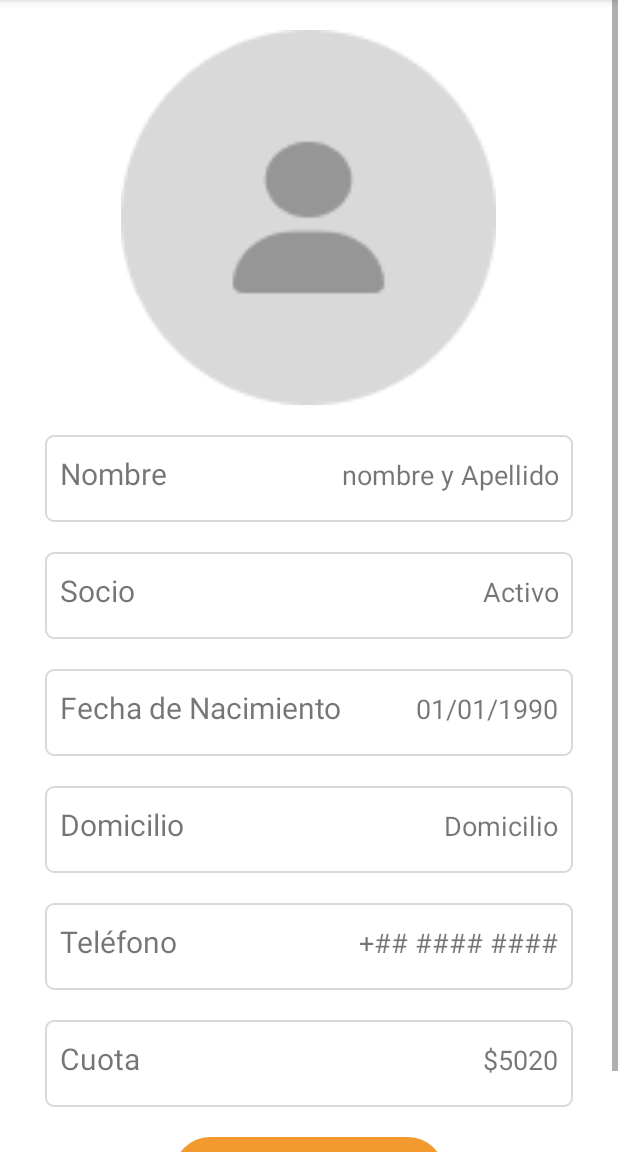
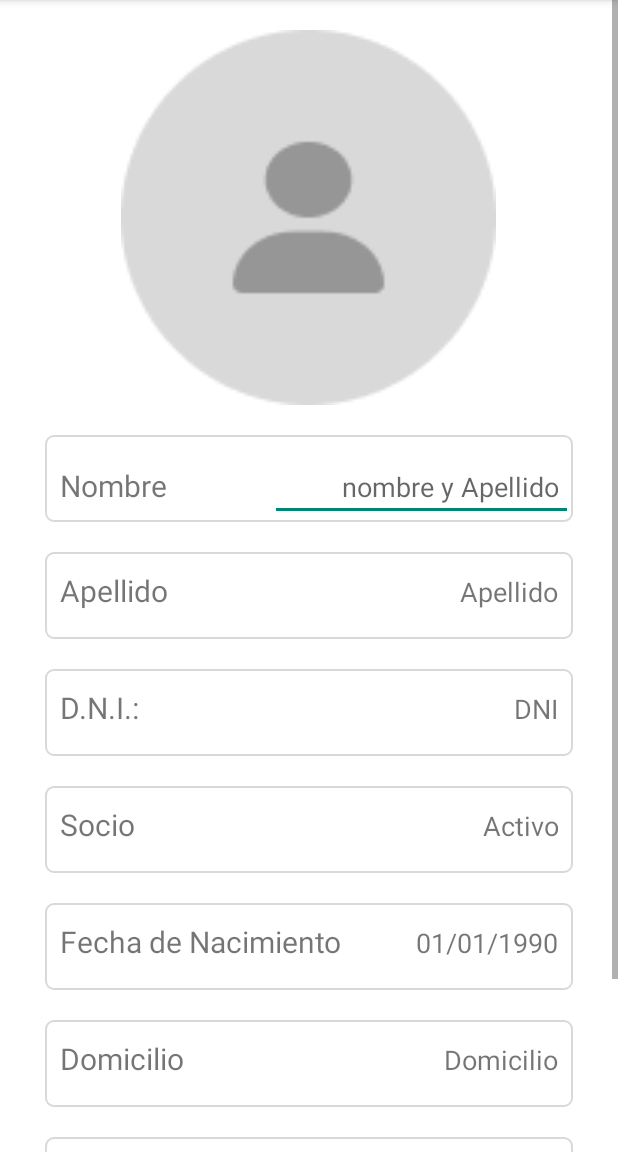
Before and after one commit to EvanaSabatella1989/Club-Deportivo, an Android app: the CrearUsuario screen opened directly, with no data from a screen before it, on a phone screen of 412 x 824 dp, the part 84-1236 px from its top. Run offline under Robolectric (Android 15) with nearby library versions, the phone set to English and light mode, and no system bars; Roboto replaces fonts that are not available here.

Commit message:
cuarto commit

```diff
--- a/Club/app/src/main/java/com/example/club/DatabaseHelper.kt
+++ b/Club/app/src/main/java/com/example/club/DatabaseHelper.kt
@@ -8,16 +8,16 @@ import com.example.club.models.Actividad
 class DatabaseHelper(context: Context): SQLiteOpenHelper(context, DATABASE_NAME, null, DATABASE_VERSION)  {
     companion object {
         private const val DATABASE_NAME = "ClubDatabase.db"
-        private const val DATABASE_VERSION = 3
+        private const val DATABASE_VERSION = 1
         private const val TABLE_USERS = "User"
         private const val COLUMN_ID = "id"
         private const val COLUMN_USERNAME = "username"
         private const val COLUMN_PASSWORD = "password"
 
-        private const val CREATE_PERSONA_TABLE = "CREATE TABLE persona " + "(idPersona INTEGER PRIMARY KEY AUTOINCREMENT, nombre TEXT, apellido TEXT, fechaNac DATE, dni INTEGER, isSocio TINYINT, aptoFisico TINYINT)"
+        private const val CREATE_PERSONA_TABLE = "CREATE TABLE persona " + "(idPersona INTEGER PRIMARY KEY AUTOINCREMENT, nombre TEXT, apellido TEXT, fechaNac DATE, dni TEXT, domicilio TEXT, telefono TEXT, isSocio TINYINT, aptoFisico TINYINT)"
         //private const val CREATE_SOCIO_TABLE = "CREATE TABLE socio " + "(idSocio INTEGER PRIMARY KEY AUTOINCREMENT, idPersona INTEGER, FOREIGN KEY (idPersona) REFERENCES persona(idPersona))"
         //private const val CREATE_NOSOCIO_TABLE = "CREATE TABLE nosocio " + "(idNoSocio INTEGER PRIMARY KEY AUTOINCREMENT, idPersona INTEGER, FOREIGN KEY (idPersona) REFERENCES persona(idPersona))"
-        private const val CREATE_CUOTA_TABLE = "CREATE TABLE cuota " + "(idCuota INTEGER PRIMARY KEY AUTOINCREMENT, idSocio INTEGER, monto FLOAT, fechaVencimiento DATE, periodo TEXT, medioPago TEXT, fechaEmision DATE, FOREIGN KEY (idPersona) REFERENCES persona(idPersona))"
+        private const val CREATE_CUOTA_TABLE = "CREATE TABLE cuota " + "(idCuota INTEGER PRIMARY KEY AUTOINCREMENT, idPersona INTEGER, monto FLOAT, fechaVencimiento DATE, periodo TEXT, medioPago TEXT, fechaEmision DATE, FOREIGN KEY (idPersona) REFERENCES persona(idPersona))"
         private const val CREATE_ACTIVIDAD_TABLE = "CREATE TABLE actividad " + "(idActividad INTEGER PRIMARY KEY AUTOINCREMENT, nombre TEXT, costo FLOAT)"
         private const val CREATE_PERSONAACTIVIDAD_TABLE = "CREATE TABLE personaactividad " + "(idPersona INTEGER, idActividad INTEGER, PRIMARY KEY (idPersona, idActividad), FOREIGN KEY (idPersona) REFERENCES persona(idPersona), FOREIGN KEY (idActividad) REFERENCES actividad(idActividad))"
     }
--- /dev/null
+++ b/Club/app/src/main/java/com/example/club/models/personaActividad.kt
@@ -0,0 +1,6 @@
+package com.example.club.models
+
+data class personaActividad (
+    val idPersona: Int,
+    val idActividad: Int
+)
--- a/Club/app/src/main/res/layout/activity_crear_usuario.xml
+++ b/Club/app/src/main/res/layout/activity_crear_usuario.xml
@@ -71,18 +71,96 @@
                     android:textSize="20sp"
                     tools:ignore="RtlSymmetry,TextSizeCheck" />
 
-                <TextView
+                <EditText
                     android:id="@+id/textView5"
                     android:layout_width="133dp"
                     android:layout_height="wrap_content"
                     android:layout_weight="1"
                     android:gravity="right"
                     android:paddingRight="10sp"
-                    android:text="@string/sin_valor_nombre"
+                    android:hint="@string/sin_valor_nombre"
                     android:textAlignment="gravity"
                     android:textSize="18sp"
                     tools:ignore="RtlHardcoded,RtlSymmetry,TextSizeCheck" />
 
+            </LinearLayout>
+
+            <LinearLayout
+                android:layout_width="match_parent"
+                android:layout_height="wrap_content"
+                android:layout_marginStart="30dp"
+                android:layout_marginTop="20dp"
+                android:layout_marginEnd="30dp"
+                android:background="@drawable/input_background"
+                android:contentDescription="TODO"
+                android:importantForAccessibility="no"
+                android:orientation="horizontal"
+                android:paddingTop="12dp"
+                app:layout_constraintEnd_toEndOf="parent"
+                app:layout_constraintStart_toStartOf="parent"
+                tools:ignore="HardcodedText,MissingConstraints,UseCompoundDrawables">
+
+                <TextView
+                    android:id="@+id/textView14"
+                    android:layout_width="wrap_content"
+                    android:layout_height="wrap_content"
+                    android:layout_weight="1"
+                    android:gravity="start"
+                    android:paddingLeft="10sp"
+                    android:text="@string/llave_apellido"
+                    android:textSize="20sp"
+                    tools:ignore="RtlSymmetry,TextSizeCheck" />
+
+                <TextView
+                    android:id="@+id/textView15"
+                    android:layout_width="158dp"
+                    android:layout_height="wrap_content"
+                    android:layout_weight="1"
+                    android:gravity="right"
+                    android:paddingRight="10sp"
+                    android:text="@string/sin_valor_apellido"
+                    android:textAlignment="gravity"
+                    android:textSize="18sp"
+                    tools:ignore="RtlHardcoded,RtlSymmetry,TextSizeCheck" />
+            </LinearLayout>
+
+            <LinearLayout
+                android:layout_width="match_parent"
+                android:layout_height="wrap_content"
+                android:layout_marginStart="30dp"
+                android:layout_marginTop="20dp"
+                android:layout_marginEnd="30dp"
+                android:background="@drawable/input_background"
+                android:contentDescription="TODO"
+                android:importantForAccessibility="no"
+                android:orientation="horizontal"
+                android:paddingTop="12dp"
+                app:layout_constraintEnd_toEndOf="parent"
+                app:layout_constraintStart_toStartOf="parent"
+                tools:ignore="HardcodedText,MissingConstraints,UseCompoundDrawables">
+
+                <TextView
+                    android:id="@+id/textView14"
+                    android:layout_width="wrap_content"
+                    android:layout_height="wrap_content"
+                    android:layout_weight="1"
+                    android:gravity="start"
+                    android:paddingLeft="10sp"
+                    android:text="@string/llave_dni"
+                    android:textSize="20sp"
+                    tools:ignore="RtlSymmetry,TextSizeCheck" />
+
+                <TextView
+                    android:id="@+id/textView15"
+                    android:layout_width="158dp"
+                    android:layout_height="wrap_content"
+                    android:layout_weight="1"
+                    android:gravity="right"
+                    android:paddingRight="10sp"
+                    android:text="@string/sin_valor_dni"
+                    android:textAlignment="gravity"
+                    android:textSize="18sp"
+                    tools:ignore="RtlHardcoded,RtlSymmetry,TextSizeCheck" />
             </LinearLayout>
 
             <LinearLayout
@@ -244,44 +322,7 @@
                     tools:ignore="RtlHardcoded,RtlSymmetry,TextSizeCheck" />
             </LinearLayout>
 
-            <LinearLayout
-                android:layout_width="match_parent"
-                android:layout_height="wrap_content"
-                android:layout_marginStart="30dp"
-                android:layout_marginTop="20dp"
-                android:layout_marginEnd="30dp"
-                android:background="@drawable/input_background"
-                android:contentDescription="TODO"
-                android:importantForAccessibility="no"
-                android:orientation="horizontal"
-                android:paddingTop="12dp"
-                app:layout_constraintEnd_toEndOf="parent"
-                app:layout_constraintStart_toStartOf="parent"
-                tools:ignore="HardcodedText,MissingConstraints,UseCompoundDrawables">
 
-                <TextView
-                    android:id="@+id/textView14"
-                    android:layout_width="wrap_content"
-                    android:layout_height="wrap_content"
-                    android:layout_weight="1"
-                    android:gravity="start"
-                    android:paddingLeft="10sp"
-                    android:text="@string/llave_cuota"
-                    android:textSize="20sp"
-                    tools:ignore="RtlSymmetry,TextSizeCheck" />
-
-                <TextView
-                    android:id="@+id/textView15"
-                    android:layout_width="158dp"
-                    android:layout_height="wrap_content"
-                    android:layout_weight="1"
-                    android:gravity="right"
-                    android:paddingRight="10sp"
-                    android:text="@string/valor_cuota"
-                    android:textAlignment="gravity"
-                    android:textSize="18sp"
-                    tools:ignore="RtlHardcoded,RtlSymmetry,TextSizeCheck" />
-            </LinearLayout>
 
             <LinearLayout
                 android:layout_width="match_parent"
--- a/Club/app/src/main/res/values/strings.xml
+++ b/Club/app/src/main/res/values/strings.xml
@@ -18,6 +18,9 @@
     <string name="llave_nombre">Nombre</string>
     <string name="valor_nombre">Javier Rodriguez</string>
     <string name="sin_valor_nombre">nombre y Apellido</string>
+    <string name="llave_apellido">Apellido</string>
+    <string name="valor_apellido">Javier Rodriguez</string>
+    <string name="sin_valor_apellido">Apellido</string>
     <string name="llave_socio">Socio</string>
     <string name="valor_socio">Activo</string>
     <string name="llave_fechaNac">Fecha de Nacimiento</string>
@@ -30,6 +33,8 @@
     <string name="sin_valor_telefono">+## #### ####</string>
     <string name="llave_cuota">Cuota</string>
     <string name="valor_cuota">$5020</string>
+
+    <string name="sin_valor_dni">DNI</string>
 
     #menuPrincipalActivity:
     <string name="option_menu_principalUsuarios">Usuarios</string>
```
Also changed, not shown: Club/app/src/main/java/com/example/club/models/cuota.kt (added, +11 -0 lines), Club/app/src/main/java/com/example/club/models/persona.kt (added, +13 -0 lines).
